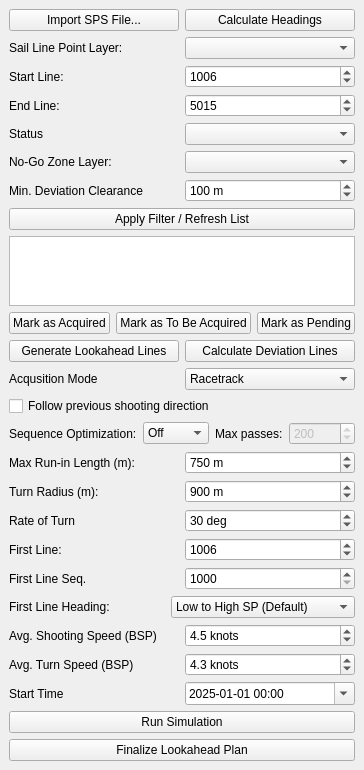
Before: the Qt Designer form obn_planner_dockwidget_base.ui in aldien03/OBN_Source_Planner_QGIS_Plugin, drawn with Qt 5.
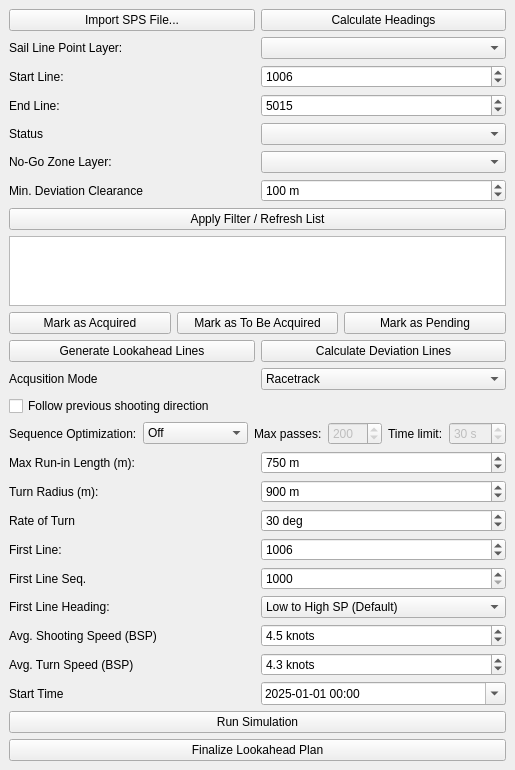
After: the same form once the commit is applied.

Commit message: phase 13a-2b: add OR-tools dropdown option + time-limit SpinBox in UI

```diff
--- a/obn_planner_dockwidget_base.ui
+++ b/obn_planner_dockwidget_base.ui
@@ -260,7 +260,7 @@
       <item>
        <widget class="QComboBox" name="sequenceOptimizationComboBox">
         <property name="toolTip">
-         <string>2-opt local search reorders the generated sequence to minimize total cost (line acquisition time + turn time). Fixes the "dumb simulation" pattern where dense U-turns cluster at survey perimeters. Runtime scales as O(N^2) per pass with Dubins-heavy cost evaluation — expect 10-60 seconds on a 20-line survey. The first line in the sequence is not moved (fixed by the user's starting-line choice). Default: Off.</string>
+         <string>Reorders the generated sequence to minimize total cost. OR-tools (Guided Local Search) is the recommended choice — it finds near-optimal tours and avoids the long cross-survey transits that 2-opt gets stuck with. 2-opt (legacy) is kept for A/B comparison and will be removed in a future release. Default: Off.</string>
         </property>
         <item>
          <property name="text">
@@ -269,7 +269,12 @@
         </item>
         <item>
          <property name="text">
-          <string>2-opt</string>
+          <string>OR-tools</string>
+         </property>
+        </item>
+        <item>
+         <property name="text">
+          <string>2-opt (legacy)</string>
          </property>
         </item>
        </widget>
@@ -284,7 +289,7 @@
       <item>
        <widget class="QSpinBox" name="optimizationMaxIterationsSpinBox">
         <property name="toolTip">
-         <string>Maximum number of 2-opt passes before stopping. Each pass scans every line-pair swap. Higher values = better result but longer runtime. Typical: 50 for a quick rough pass; 200 (default) for a thorough search; 500+ for very demanding convergence. Grey when Optimization is "Off" or cancelled.</string>
+         <string>Maximum number of 2-opt passes before stopping. Only used when Optimization = 2-opt (legacy). Higher values = better result but longer runtime. Typical: 50 quick / 200 thorough / 500+ very demanding. Grey when not in 2-opt mode.</string>
         </property>
         <property name="minimum">
          <number>10</number>
@@ -303,6 +308,38 @@
         </property>
        </widget>
       </item>
+      <item>
+       <widget class="QLabel" name="label_ortools_time_limit">
+        <property name="text">
+         <string>Time limit:</string>
+        </property>
+       </widget>
+      </item>
+      <item>
+       <widget class="QSpinBox" name="ortoolsTimeLimitSpinBox">
+        <property name="toolTip">
+         <string>Wall-clock time budget for OR-tools local search (seconds). Only used when Optimization = OR-tools. Daily operations: 30 s (default) is enough for good-quality tours on surveys up to ~150 lines. PM job-completion estimates: bump to 120-300 s for the best-possible answer. Grey when not in OR-tools mode.</string>
+        </property>
+        <property name="suffix">
+         <string> s</string>
+        </property>
+        <property name="minimum">
+         <number>5</number>
+        </property>
+        <property name="maximum">
+         <number>600</number>
+        </property>
+        <property name="singleStep">
+         <number>5</number>
+        </property>
+        <property name="value">
+         <number>30</number>
+        </property>
+        <property name="enabled">
+         <bool>false</bool>
+        </property>
+       </widget>
+      </item>
      </layout>
     </item>
     <item>
```
The commit also changes 1 other file.
